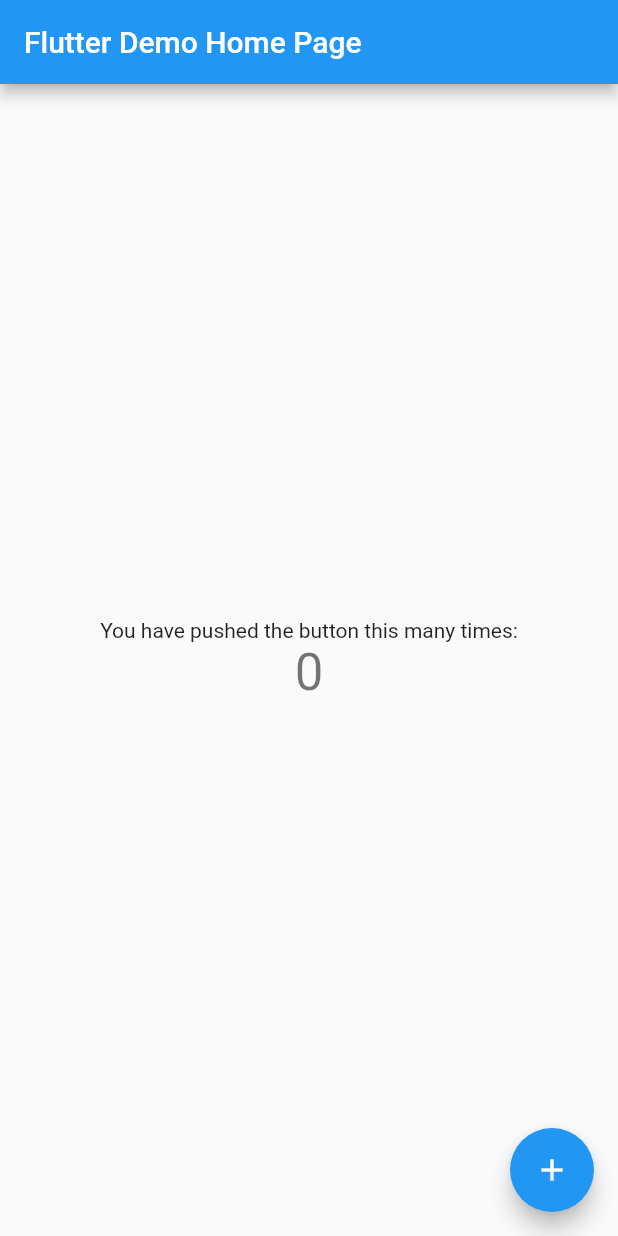
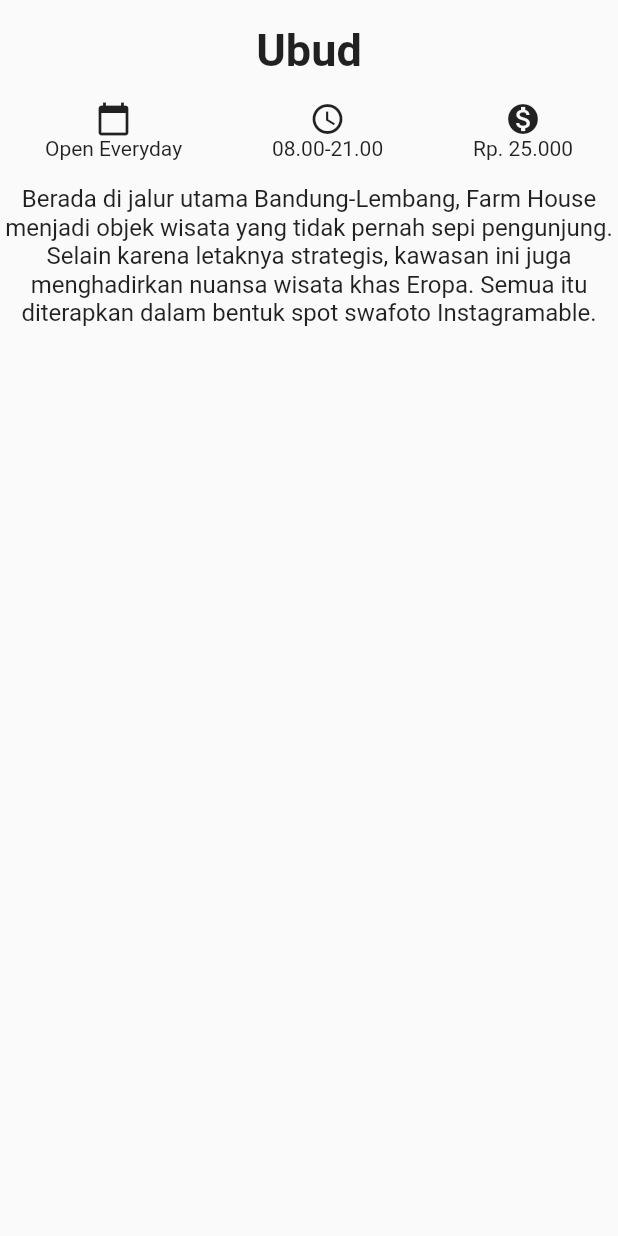
Before and after one commit to bayuik/wisata, a Flutter app: the screen it shows after launch, on a phone screen of 412 x 824 dp. Run offline on Flutter 3.47's test engine with Material 2 defaults, Android fonts, the phone set to English and light mode, and no system bars.

Commit message:
add detail_page

```diff
--- /dev/null
+++ b/lib/detail_page.dart
@@ -0,0 +1,57 @@
+import 'package:flutter/material.dart';
+
+class DetailPage extends StatelessWidget {
+  TextStyle titleStyle = TextStyle(fontWeight: FontWeight.bold, fontSize: 30);
+  TextStyle detailStyle = TextStyle(fontSize: 16);
+
+  @override
+  Widget build(BuildContext context) {
+    return Scaffold(
+      body: SafeArea(
+        child: Column(
+          crossAxisAlignment: CrossAxisAlignment.center,
+          children: <Widget>[
+            Padding(
+              padding: const EdgeInsets.all(16.0),
+              child: Text(
+                'Ubud',
+                style: titleStyle,
+              ),
+            ),
+            Row(
+              mainAxisAlignment: MainAxisAlignment.spaceAround,
+              children: <Widget>[
+                Column(
+                  children: <Widget>[
+                    Icon(Icons.calendar_today),
+                    Text('Open Everyday')
+                  ],
+                ),
+                Column(
+                  children: <Widget>[
+                    Icon(Icons.access_time),
+                    Text('08.00-21.00'),
+                  ],
+                ),
+                Column(
+                  children: <Widget>[
+                    Icon(Icons.monetization_on),
+                    Text('Rp. 25.000'),
+                  ],
+                )
+              ],
+            ),
+            Padding(
+              padding: const EdgeInsets.only(top: 16.0),
+              child: Text(
+                'Berada di jalur utama Bandung-Lembang, Farm House menjadi objek wisata yang tidak pernah sepi pengunjung. Selain karena letaknya strategis, kawasan ini juga menghadirkan nuansa wisata khas Eropa. Semua itu diterapkan dalam bentuk spot swafoto Instagramable.',
+                style: detailStyle,
+                textAlign: TextAlign.center,
+              ),
+            )
+          ],
+        ),
+      ),
+    );
+  }
+}
--- a/lib/main.dart
+++ b/lib/main.dart
@@ -1,117 +1,17 @@
 import 'package:flutter/material.dart';
+import 'detail_page.dart';
 
 void main() {
   runApp(MyApp());
 }
 
 class MyApp extends StatelessWidget {
-  // This widget is the root of your application.
   @override
   Widget build(BuildContext context) {
     return MaterialApp(
-      title: 'Flutter Demo',
-      theme: ThemeData(
-        // This is the theme of your application.
-        //
-        // Try running your application with "flutter run". You'll see the
-        // application has a blue toolbar. Then, without quitting the app, try
-        // changing the primarySwatch below to Colors.green and then invoke
-        // "hot reload" (press "r" in the console where you ran "flutter run",
-        // or simply save your changes to "hot reload" in a Flutter IDE).
-        // Notice that the counter didn't reset back to zero; the application
-        // is not restarted.
-        primarySwatch: Colors.blue,
-        // This makes the visual density adapt to the platform that you run
-        // the app on. For desktop platforms, the controls will be smaller and
-        // closer together (more dense) than on mobile platforms.
-        visualDensity: VisualDensity.adaptivePlatformDensity,
-      ),
-      home: MyHomePage(title: 'Flutter Demo Home Page'),
+      debugShowCheckedModeBanner: false,
+      title: 'Tempat Wisata Bali',
+      home: DetailPage(),
     );
   }
 }
-
-class MyHomePage extends StatefulWidget {
-  MyHomePage({Key key, this.title}) : super(key: key);
-
-  // This widget is the home page of your application. It is stateful, meaning
-  // that it has a State object (defined below) that contains fields that affect
-  // how it looks.
-
-  // This class is the configuration for the state. It holds the values (in this
-  // case the title) provided by the parent (in this case the App widget) and
-  // used by the build method of the State. Fields in a Widget subclass are
-  // always marked "final".
-
-  final String title;
-
-  @override
-  _MyHomePageState createState() => _MyHomePageState();
-}
-
-class _MyHomePageState extends State<MyHomePage> {
-  int _counter = 0;
-
-  void _incrementCounter() {
-    setState(() {
-      // This call to setState tells the Flutter framework that something has
-      // changed in this State, which causes it to rerun the build method below
-      // so that the display can reflect the updated values. If we changed
-      // _counter without calling setState(), then the build method would not be
-      // called again, and so nothing would appear to happen.
-      _counter++;
-    });
-  }
-
-  @override
-  Widget build(BuildContext context) {
-    // This method is rerun every time setState is called, for instance as done
-    // by the _incrementCounter method above.
-    //
-    // The Flutter framework has been optimized to make rerunning build methods
-    // fast, so that you can just rebuild anything that needs updating rather
-    // than having to individually change instances of widgets.
-    return Scaffold(
-      appBar: AppBar(
-        // Here we take the value from the MyHomePage object that was created by
-        // the App.build method, and use it to set our appbar title.
-        title: Text(widget.title),
-      ),
-      body: Center(
-        // Center is a layout widget. It takes a single child and positions it
-        // in the middle of the parent.
-        child: Column(
-          // Column is also a layout widget. It takes a list of children and
-          // arranges them vertically. By default, it sizes itself to fit its
-          // children horizontally, and tries to be as tall as its parent.
-          //
-          // Invoke "debug painting" (press "p" in the console, choose the
-          // "Toggle Debug Paint" action from the Flutter Inspector in Android
-          // Studio, or the "Toggle Debug Paint" command in Visual Studio Code)
-          // to see the wireframe for each widget.
-          //
-          // Column has various properties to control how it sizes itself and
-          // how it positions its children. Here we use mainAxisAlignment to
-          // center the children vertically; the main axis here is the vertical
-          // axis because Columns are vertical (the cross axis would be
-          // horizontal).
-          mainAxisAlignment: MainAxisAlignment.center,
-          children: <Widget>[
-            Text(
-              'You have pushed the button this many times:',
-            ),
-            Text(
-              '$_counter',
-              style: Theme.of(context).textTheme.headline4,
-            ),
-          ],
-        ),
-      ),
-      floatingActionButton: FloatingActionButton(
-        onPressed: _incrementCounter,
-        tooltip: 'Increment',
-        child: Icon(Icons.add),
-      ), // This trailing comma makes auto-formatting nicer for build methods.
-    );
-  }
-}
```
